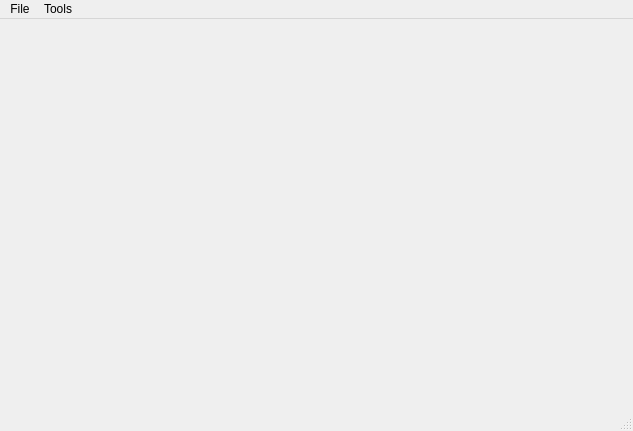
First picture: the form in OSGDemo/osgdemo.ui, repository OopsZ/OSGDemo, before the edit.
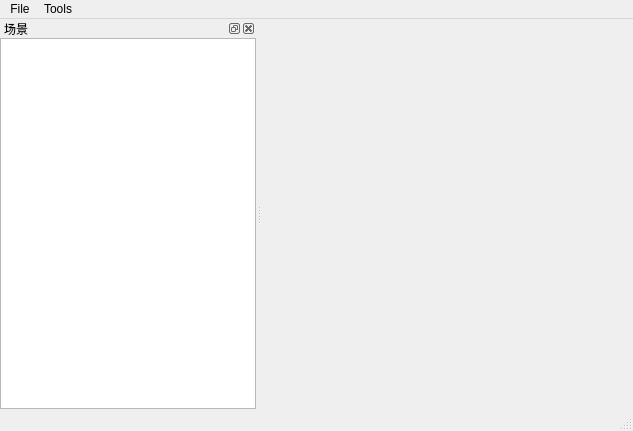
Second picture: the form after the edit.

Commit message: add function to display the scene's all nodes

```diff
--- a/OSGDemo/osgdemo.ui
+++ b/OSGDemo/osgdemo.ui
@@ -39,6 +39,31 @@
    <addaction name="menuTools"/>
   </widget>
   <widget class="QStatusBar" name="statusBar"/>
+  <widget class="QDockWidget" name="dockWidgetScene">
+   <property name="windowTitle">
+    <string>场景</string>
+   </property>
+   <attribute name="dockWidgetArea">
+    <number>1</number>
+   </attribute>
+   <widget class="QWidget" name="dockWidgetContents">
+    <layout class="QHBoxLayout" name="horizontalLayout">
+     <property name="spacing">
+      <number>0</number>
+     </property>
+     <property name="margin">
+      <number>0</number>
+     </property>
+     <item>
+      <widget class="QTreeWidget" name="treeWidget">
+       <property name="columnCount">
+        <number>0</number>
+       </property>
+      </widget>
+     </item>
+    </layout>
+   </widget>
+  </widget>
   <action name="actionOpen">
    <property name="text">
     <string>添加模型</string>
```
The commit also changes 9 other files.
